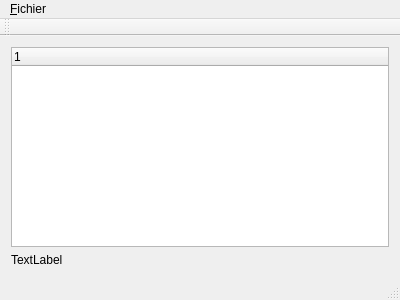
First picture: the form in qflex/mainwindow.ui, repository antigol/Qflex, before the edit.
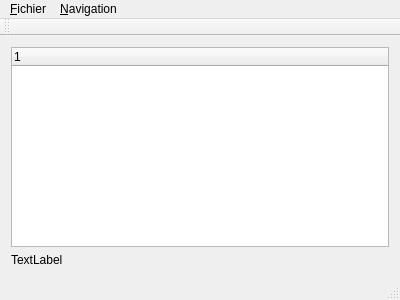
Second picture: the form after the edit.

Patch:
```diff
--- a/qflex/mainwindow.ui
+++ b/qflex/mainwindow.ui
@@ -48,7 +48,15 @@
     </property>
     <addaction name="actionMettre_jour"/>
    </widget>
+   <widget class="QMenu" name="menu_Navigation">
+    <property name="title">
+     <string>&amp;Navigation</string>
+    </property>
+    <addaction name="action_Suivant"/>
+    <addaction name="action_Pr_c_dant"/>
+   </widget>
    <addaction name="menu_Fichier"/>
+   <addaction name="menu_Navigation"/>
   </widget>
   <widget class="QToolBar" name="mainToolBar">
    <attribute name="toolBarArea">
```
Left out of the diff: 10 changed lines with no effect on the pictures.
